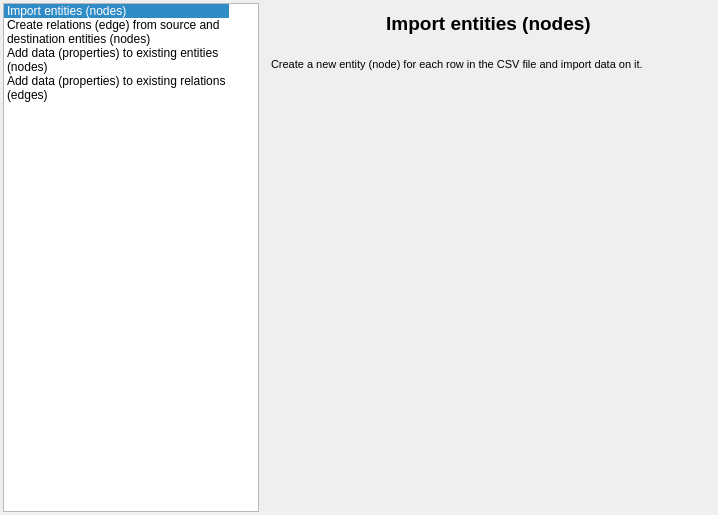
This is library/tulip-gui/designer/CSVGraphMappingConfigurationWidget.ui in vadivelselvaraj/TulipGLImprovement as Qt 5 draws it before an edit. The edited form follows.
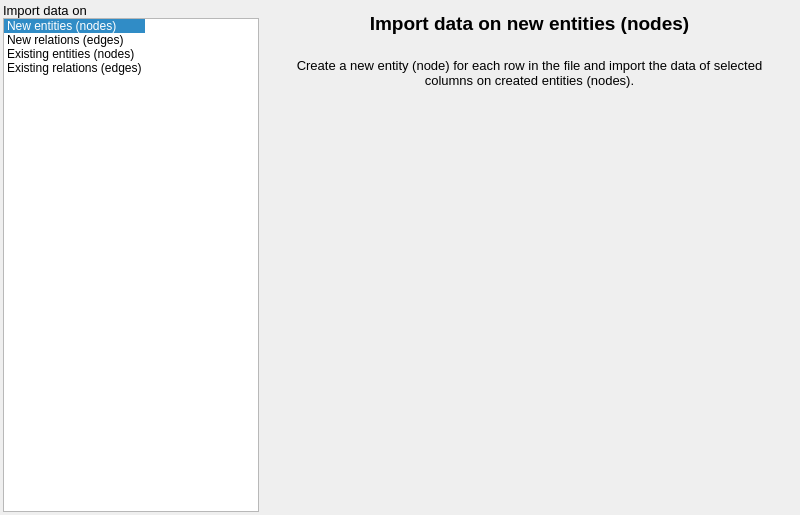
This is the edited form. Custom widgets are drawn as their Qt base class.

```diff
--- a/library/tulip-gui/designer/CSVGraphMappingConfigurationWidget.ui
+++ b/library/tulip-gui/designer/CSVGraphMappingConfigurationWidget.ui
@@ -6,7 +6,7 @@
    <rect>
     <x>0</x>
     <y>0</y>
-    <width>718</width>
+    <width>800</width>
     <height>515</height>
    </rect>
   </property>
@@ -23,6 +23,25 @@
    <item>
     <layout class="QHBoxLayout" name="horizontalLayout">
      <item>
+      <layout class="QVBoxLayout" name="verticalLayout_2">
+       <property name="spacing">
+        <number>0</number>
+       </property>
+       <property name="rightMargin">
+        <number>0</number>
+       </property>
+       <item>
+        <widget class="QLabel" name="label_5">
+         <property name="text">
+          <string>&lt;!DOCTYPE HTML PUBLIC &quot;-//W3C//DTD HTML 4.0//EN&quot; &quot;http://www.w3.org/TR/REC-html40/strict.dtd&quot;&gt;
+&lt;html&gt;&lt;head&gt;&lt;meta name=&quot;qrichtext&quot; content=&quot;1&quot; /&gt;&lt;style type=&quot;text/css&quot;&gt;
+p, li { white-space: pre-wrap; }
+&lt;/style&gt;&lt;/head&gt;&lt;body style=&quot; font-family:'MS Shell Dlg 2'; font-size:8.25pt; font-weight:400; font-style:normal;&quot;&gt;
+&lt;p style=&quot; margin-top:0px; margin-bottom:0px; margin-left:0px; margin-right:0px; -qt-block-indent:0; text-indent:0px;&quot;&gt;&lt;span style=&quot; font-size:10pt;&quot;&gt;Import data on&lt;/span&gt;&lt;/p&gt;&lt;/body&gt;&lt;/html&gt;</string>
+         </property>
+        </widget>
+       </item>
+       <item>
       <widget class="QListWidget" name="mappingListWidget">
        <property name="sizePolicy">
         <sizepolicy hsizetype="Fixed" vsizetype="Expanding">
@@ -47,7 +66,7 @@
        </property>
        <item>
         <property name="text">
-         <string>Import entities (nodes)</string>
+           <string>New entities (nodes)</string>
         </property>
         <property name="toolTip">
          <string extracomment="Create a new entity (node) for each row in the CSV file and import data on it."/>
@@ -61,7 +80,7 @@
        </item>
        <item>
         <property name="text">
-         <string>Create relations (edge) from source and destination entities (nodes)</string>
+           <string>New relations (edges)</string>
         </property>
         <property name="toolTip">
          <string extracomment="Import data (properties) from existing CSV file on relation (edge)."/>
@@ -69,7 +88,7 @@
        </item>
        <item>
         <property name="text">
-         <string>Add data (properties) to existing entities (nodes)</string>
+           <string>Existing entities (nodes)</string>
         </property>
         <property name="toolTip">
          <string extracomment="Import data (properties) from file to graph entities (nodes)."/>
@@ -77,13 +96,15 @@
        </item>
        <item>
         <property name="text">
-         <string>Add data (properties) to existing relations (edges)</string>
+           <string>Existing relations (edges)</string>
         </property>
         <property name="toolTip">
          <string extracomment="Import data (properties) from CSV file to existing graph relation (edges)."/>
         </property>
        </item>
       </widget>
+       </item>
+      </layout>
      </item>
      <item>
       <widget class="QStackedWidget" name="mappingConfigurationStackedWidget">
@@ -98,10 +119,13 @@
             <string>&lt;!DOCTYPE HTML PUBLIC &quot;-//W3C//DTD HTML 4.0//EN&quot; &quot;http://www.w3.org/TR/REC-html40/strict.dtd&quot;&gt;
 &lt;html&gt;&lt;head&gt;&lt;meta name=&quot;qrichtext&quot; content=&quot;1&quot; /&gt;&lt;style type=&quot;text/css&quot;&gt;
 p, li { white-space: pre-wrap; }
-&lt;/style&gt;&lt;/head&gt;&lt;body style=&quot; font-family:'MS Shell Dlg 2'; font-size:8.25pt; font-weight:400; font-style:normal;&quot;&gt;
-&lt;p align=&quot;center&quot; style=&quot; margin-top:0px; margin-bottom:0px; margin-left:0px; margin-right:0px; -qt-block-indent:0; text-indent:0px;&quot;&gt;&lt;span style=&quot; font-size:14pt; font-weight:600;&quot;&gt;Import entities (nodes)&lt;/span&gt;&lt;/p&gt;
-&lt;p style=&quot;-qt-paragraph-type:empty; margin-top:0px; margin-bottom:0px; margin-left:0px; margin-right:0px; -qt-block-indent:0; text-indent:0px; font-size:14pt; font-weight:600;&quot;&gt;&lt;/p&gt;
-&lt;p style=&quot; margin-top:0px; margin-bottom:0px; margin-left:0px; margin-right:0px; -qt-block-indent:0; text-indent:0px;&quot;&gt;&lt;span style=&quot; font-size:8pt;&quot;&gt;Create a new entity (node) for each row in the CSV file and import data on it.&lt;/span&gt;&lt;/p&gt;&lt;/body&gt;&lt;/html&gt;</string>
+&lt;/style&gt;&lt;/head&gt;&lt;body style=&quot; font-family:'Ubuntu'; font-size:11pt; font-weight:400; font-style:normal;&quot;&gt;
+&lt;p align=&quot;center&quot; style=&quot; margin-top:0px; margin-bottom:0px; margin-left:0px; margin-right:0px; -qt-block-indent:0; text-indent:0px;&quot;&gt;&lt;span style=&quot; font-family:'MS Shell Dlg 2'; font-size:14pt; font-weight:600;&quot;&gt;Import data on new entities (nodes)&lt;/span&gt;&lt;/p&gt;
+&lt;p style=&quot;-qt-paragraph-type:empty; margin-top:0px; margin-bottom:0px; margin-left:0px; margin-right:0px; -qt-block-indent:0; text-indent:0px; font-family:'MS Shell Dlg 2'; font-size:14pt; font-weight:600;&quot;&gt;&lt;/p&gt;
+&lt;p align=&quot;center&quot; style=&quot; margin-top:0px; margin-bottom:0px; margin-left:0px; margin-right:0px; -qt-block-indent:0; text-indent:0px;&quot;&gt;&lt;span style=&quot; font-family:'MS Shell Dlg 2'; font-size:10pt;&quot;&gt;Create a new entity (node) for each row in the file and import the data of selected columns on created entities (nodes).&lt;/span&gt;&lt;/p&gt;&lt;/body&gt;&lt;/html&gt;</string>
+           </property>
+           <property name="wordWrap">
+            <bool>true</bool>
            </property>
           </widget>
          </item>
```
Left out of the diff: 35 changed lines with no effect on the pictures. Lines whose indentation alone changed are shown as unchanged.
